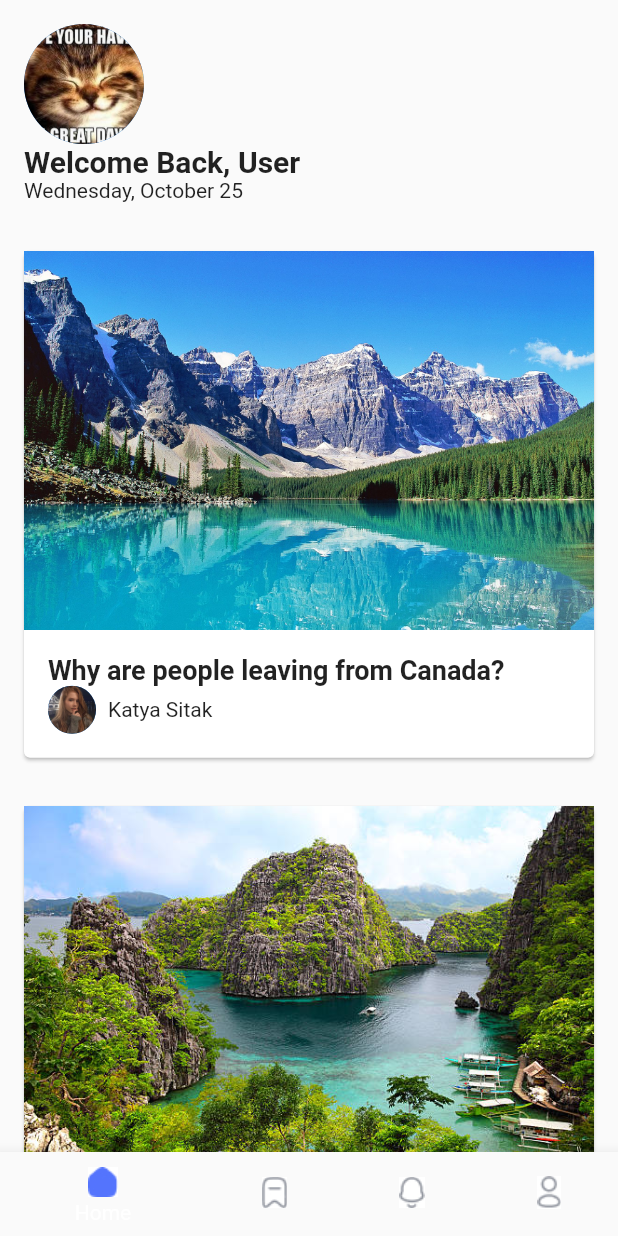
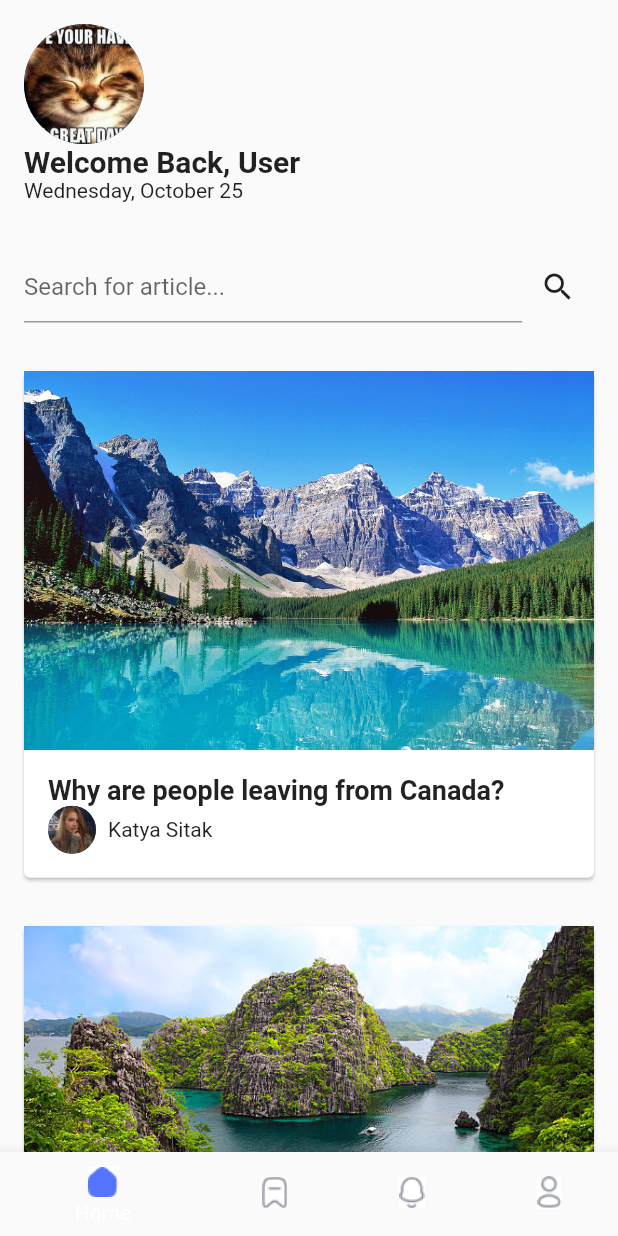
Before and after one commit to akilg25/travel_news_app, a Flutter app: the screen it shows after launch, on a phone screen of 412 x 824 dp. Run offline on Flutter 3.47's test engine with Material 2 defaults, Android fonts, the phone set to English and light mode, and no system bars.

Commit message:
add a search bar

```diff
--- a/lib/main.dart
+++ b/lib/main.dart
@@ -40,6 +40,26 @@ class HomeScreen extends StatelessWidget {
                   ),
                 ),
                 Text('$formattedDate'),
+              ],
+            ),
+          ),
+          Container(
+            padding: EdgeInsets.all(16.0),
+            child: Row(
+              children: <Widget>[
+                Expanded(
+                  child: TextField(
+                    decoration: InputDecoration(
+                      hintText: 'Search for article...',
+                    ),
+                  ),
+                ),
+                IconButton(
+                  icon: Icon(Icons.search),
+                  onPressed: () {
+
+                  },
+                ),
               ],
             ),
           ),
```
